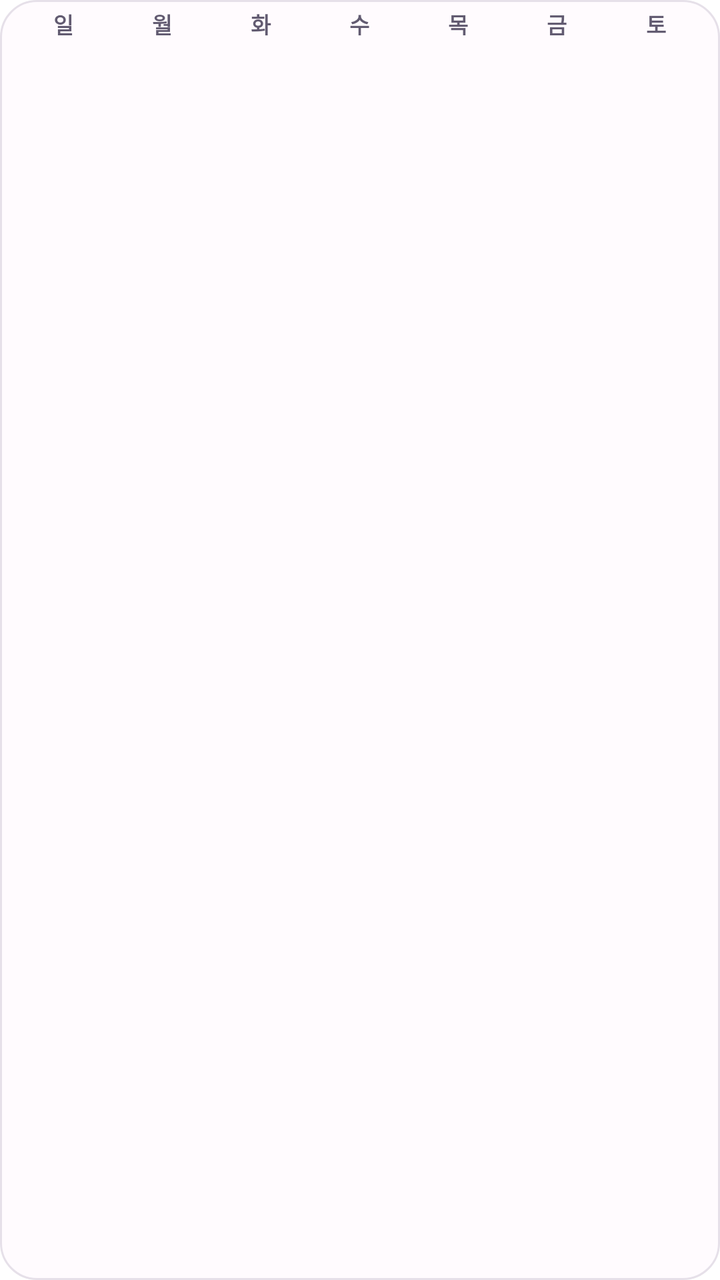
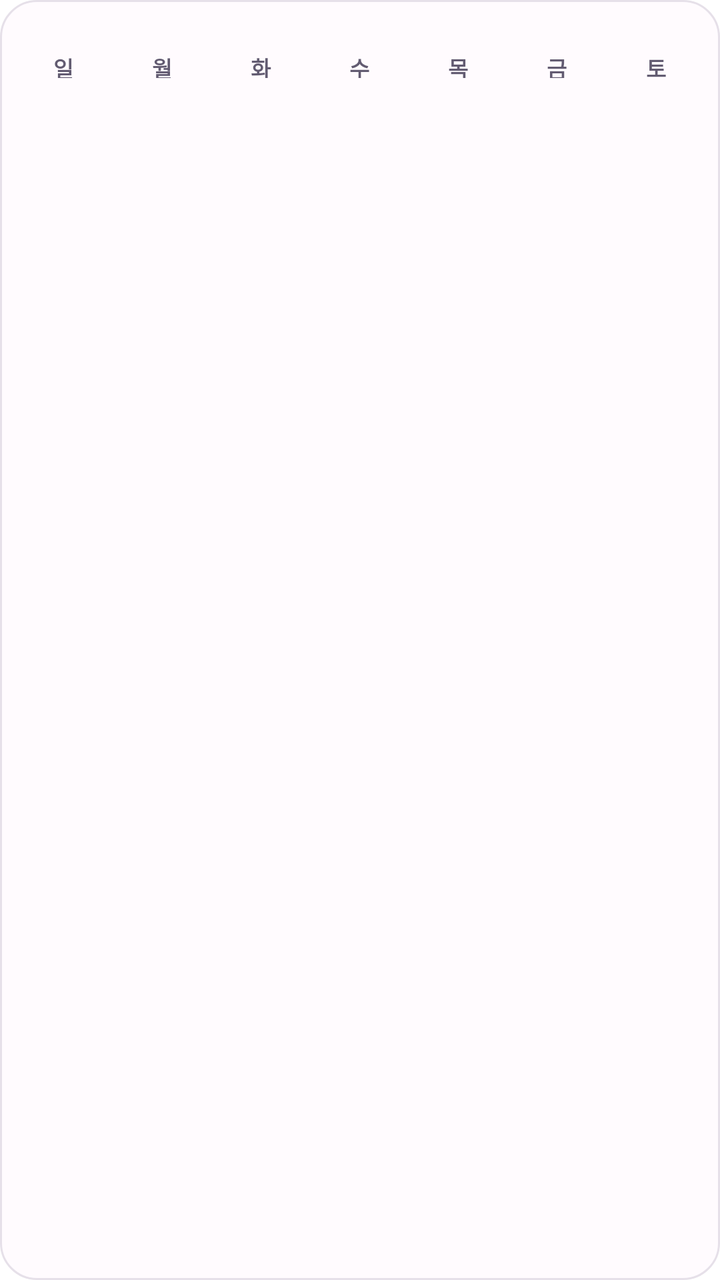

The first picture is an Android layout as it rendered before a commit; the second is the same layout after the commit. The layout source and the unified diff follow.
<!-- AndroidManifest.xml: fallback theme Theme.MaterialComponents.DayNight.NoActionBar -->
<!-- res/layout/today_widget_week.xml -->
<?xml version="1.0" encoding="utf-8"?>
<LinearLayout xmlns:android="http://schemas.android.com/apk/res/android"
    android:id="@+id/today_widget_root"
    android:layout_width="match_parent"
    android:layout_height="match_parent"
    android:background="@drawable/today_widget_background"
    android:orientation="vertical"
    android:paddingStart="7dp"
    android:paddingTop="4dp"
    android:paddingEnd="7dp"
    android:paddingBottom="4dp">

    <LinearLayout
        android:layout_width="match_parent"
        android:layout_height="16dp"
        android:orientation="horizontal">

        <TextView style="@style/TodayWidgetWeekday" android:text="일" />
        <TextView style="@style/TodayWidgetWeekday" android:text="월" />
        <TextView style="@style/TodayWidgetWeekday" android:text="화" />
        <TextView style="@style/TodayWidgetWeekday" android:text="수" />
        <TextView style="@style/TodayWidgetWeekday" android:text="목" />
        <TextView style="@style/TodayWidgetWeekday" android:text="금" />
        <TextView style="@style/TodayWidgetWeekday" android:text="토" />
    </LinearLayout>

    <LinearLayout
        android:id="@+id/today_widget_week_row"
        android:layout_width="match_parent"
        android:layout_height="0dp"
        android:layout_weight="1"
        android:orientation="vertical" />

</LinearLayout>
<!-- resources referenced by this layout -->
<resources>
  <!-- drawable today_widget_background (drawable) -->
  <?xml version="1.0" encoding="utf-8"?>
  <shape xmlns:android="http://schemas.android.com/apk/res/android">
      <solid android:color="#FFFBFE" />
      <corners android:radius="18dp" />
      <stroke
          android:width="1dp"
          android:color="#E6E0E9" />
  </shape>
  <style name="TodayWidgetWeekday">
          <item name="android:layout_width">0dp</item>
          <item name="android:layout_height">match_parent</item>
          <item name="android:layout_weight">1</item>
          <item name="android:gravity">center</item>
          <item name="android:includeFontPadding">false</item>
          <item name="android:textColor">#625B71</item>
          <item name="android:textSize">11sp</item>
          <item name="android:textStyle">bold</item>
      </style>
</resources>

<!-- the commit's change to res/layout/today_widget_week.xml (unified diff, before → after) -->
@@ -6,13 +6,30 @@
     android:background="@drawable/today_widget_background"
     android:orientation="vertical"
     android:paddingStart="7dp"
-    android:paddingTop="4dp"
+    android:paddingTop="2dp"
     android:paddingEnd="7dp"
-    android:paddingBottom="4dp">
+    android:paddingBottom="2dp">
+
+    <FrameLayout
+        android:layout_width="match_parent"
+        android:layout_height="24dp"
+        android:paddingTop="4dp"
+        android:paddingBottom="4dp">
+
+        <TextView
+            android:id="@+id/today_widget_month_title"
+            android:layout_width="match_parent"
+            android:layout_height="match_parent"
+            android:gravity="center"
+            android:includeFontPadding="false"
+            android:textColor="#1D1B20"
+            android:textSize="13sp"
+            android:textStyle="bold" />
+    </FrameLayout>
 
     <LinearLayout
         android:layout_width="match_parent"
-        android:layout_height="16dp"
+        android:layout_height="13dp"
         android:orientation="horizontal">
 
         <TextView style="@style/TodayWidgetWeekday" android:text="일" />
